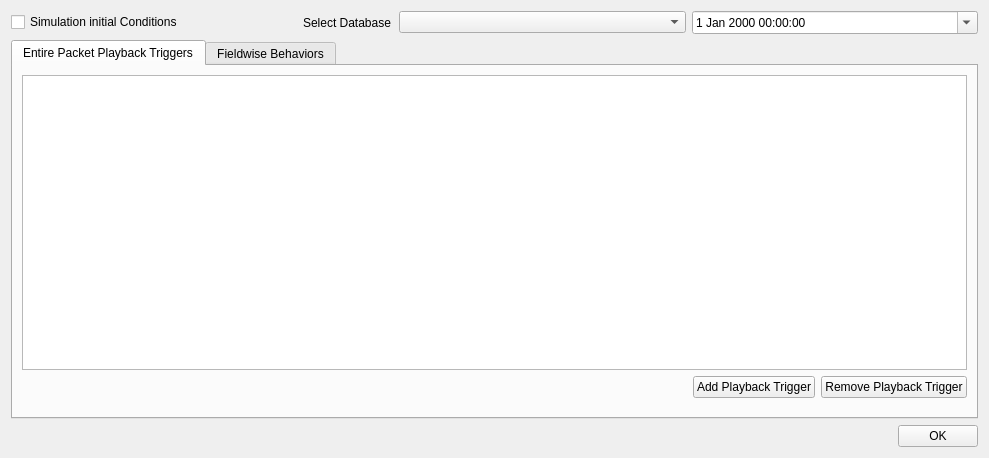
Above: apps/main/ui/simBehaviorEditor.ui from sudozer/dex before the change. Below: the same form after it.
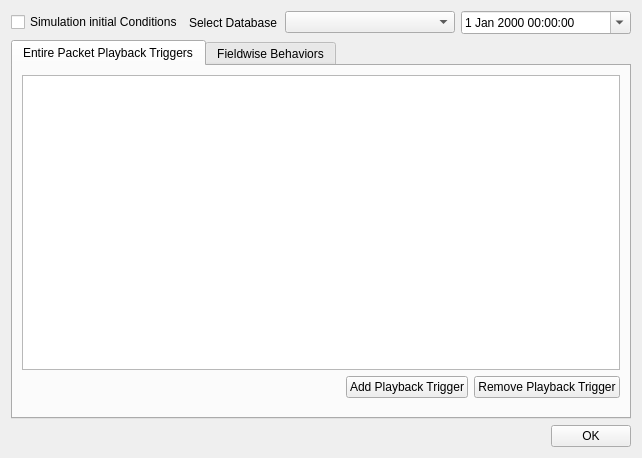
That is the form after the change. The open tabs and pages were chosen to show the change.

```diff
--- a/apps/main/ui/simBehaviorEditor.ui
+++ b/apps/main/ui/simBehaviorEditor.ui
@@ -6,7 +6,7 @@
    <rect>
     <x>0</x>
     <y>0</y>
-    <width>989</width>
+    <width>642</width>
     <height>458</height>
    </rect>
   </property>
```
Left out of the diff: 2 changed lines with no effect on the pictures.
